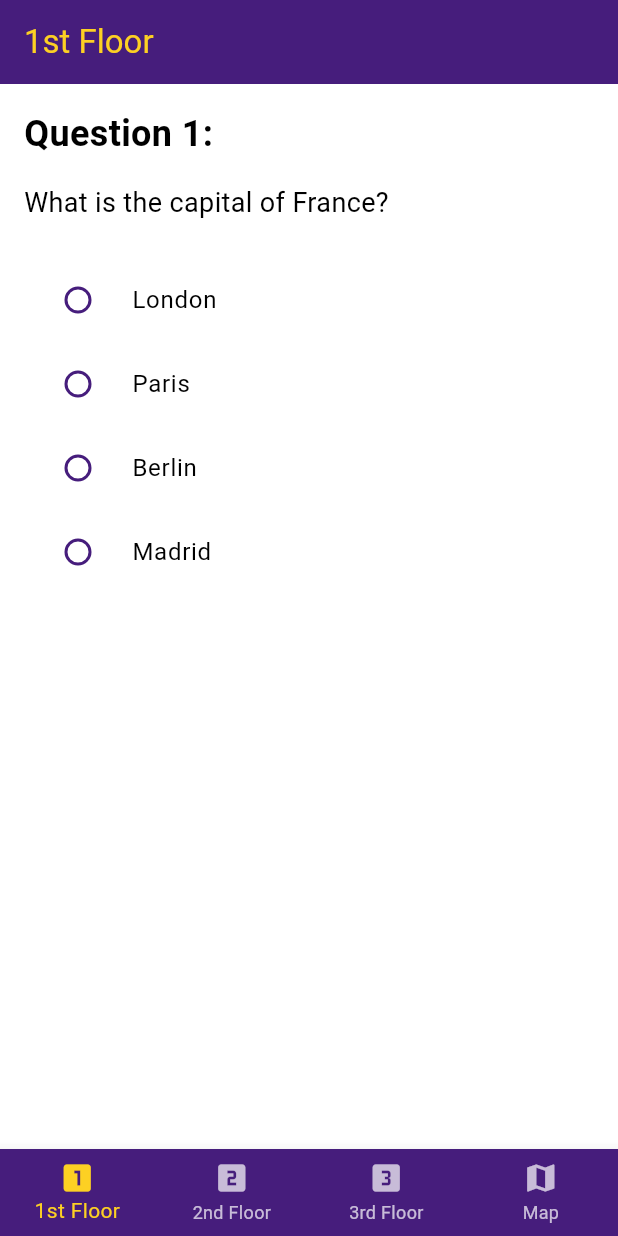
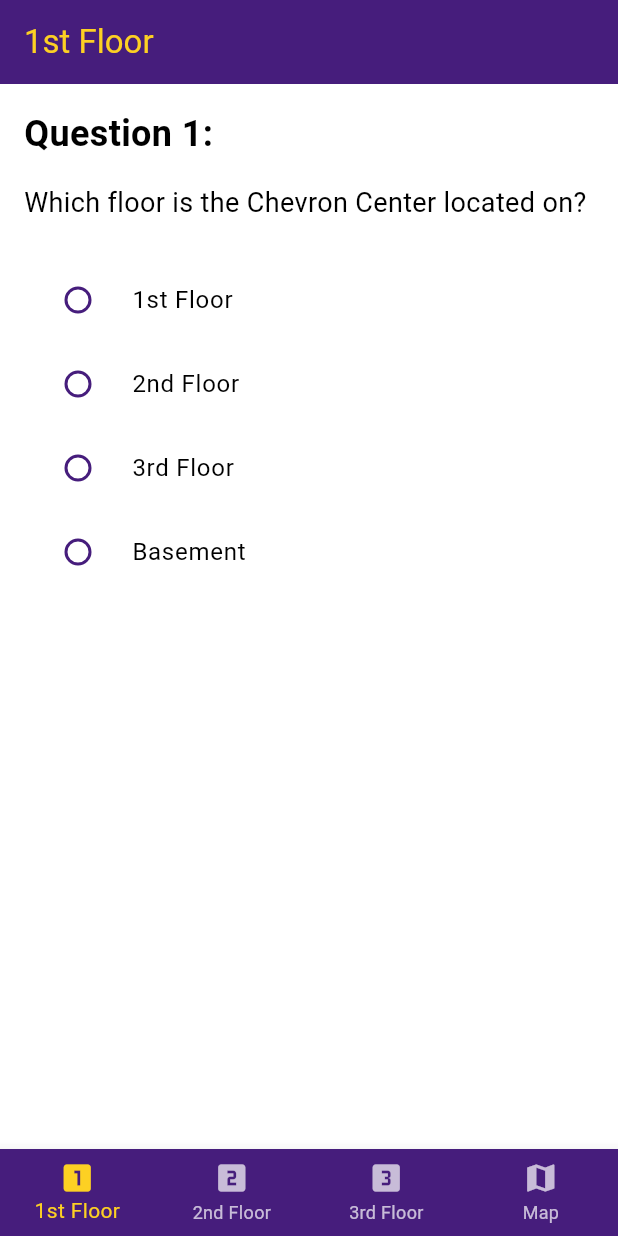
Before and after one commit to dor8d0/Branded-PFT-Scavenger-Hunt, a Flutter app: the screen it shows after launch, on a phone screen of 412 x 824 dp. Run offline on Flutter 3.47's test engine with Material 3 defaults, Android fonts, the phone set to English and light mode, and no system bars.

Commit message:
Adds map images and fixes 1st question of first floor

```diff
--- a/branded_pft_scavenger_hunt/lib/pages/first_floor_page.dart
+++ b/branded_pft_scavenger_hunt/lib/pages/first_floor_page.dart
@@ -42,8 +42,8 @@
       _selectedAnswer = value;
     });
 
-    // If the correct answer (2) is selected, navigate to the next page
-    if (_selectedAnswer == 2) {
+    // If the correct answer (1) is selected, navigate to the next page
+    if (_selectedAnswer == 1) {
       // Add a small delay to show the selection before navigating
       Future.delayed(const Duration(milliseconds: 500), () {
         final firstFloorPage = context.findAncestorWidgetOfExactType<FirstFloorPage>();
@@ -72,32 +72,32 @@
             ),
             const SizedBox(height: 16),
             const Text(
-              'What is the capital of France?',
+              'Which floor is the Chevron Center located on?',
               style: TextStyle(
                 fontSize: 18,
               ),
             ),
             const SizedBox(height: 24),
             RadioListTile<int>(
-              title: const Text('London'),
+              title: const Text('1st Floor'),
               value: 1,
               groupValue: _selectedAnswer,
               onChanged: _handleAnswerSelection,
             ),
             RadioListTile<int>(
-              title: const Text('Paris'),
+              title: const Text('2nd Floor'),
               value: 2,
               groupValue: _selectedAnswer,
               onChanged: _handleAnswerSelection,
             ),
             RadioListTile<int>(
-              title: const Text('Berlin'),
+              title: const Text('3rd Floor'),
               value: 3,
               groupValue: _selectedAnswer,
               onChanged: _handleAnswerSelection,
             ),
             RadioListTile<int>(
-              title: const Text('Madrid'),
+              title: const Text('Basement'),
               value: 4,
               groupValue: _selectedAnswer,
               onChanged: _handleAnswerSelection,
--- a/branded_pft_scavenger_hunt/pubspec.yaml
+++ b/branded_pft_scavenger_hunt/pubspec.yaml
@@ -62,6 +62,10 @@
   #   - images/a_dot_burr.jpeg
   #   - images/a_dot_ham.jpeg
 
+  assets:
+    - images/pftmap1.webp
+    - images/pftmap2.webp
+
   # An image asset can refer to one or more resolution-specific "variants", see
   # https://flutter.dev/to/resolution-aware-images
 
```
Also changed, not shown: branded_pft_scavenger_hunt/images/pftmap1.webp (added), branded_pft_scavenger_hunt/images/pftmap2.webp (added).
